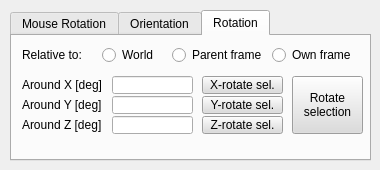
The window that ui/qdlgrotation.ui (CoppeliaRobotics/coppeliaSimLib) describes before a commit, drawn with Qt 5.
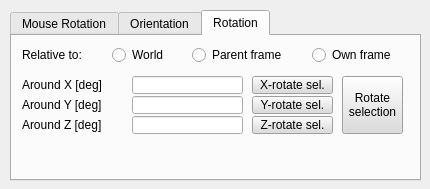
The same window after the commit. The open tabs and pages were chosen to show the change.

What changed in the file:
```diff
--- a/ui/qdlgrotation.ui
+++ b/ui/qdlgrotation.ui
@@ -6,8 +6,8 @@
    <rect>
     <x>0</x>
     <y>0</y>
-    <width>380</width>
-    <height>170</height>
+    <width>430</width>
+    <height>189</height>
    </rect>
   </property>
   <property name="windowTitle">
@@ -21,8 +21,8 @@
     <rect>
      <x>10</x>
      <y>10</y>
-     <width>361</width>
-     <height>151</height>
+     <width>411</width>
+     <height>171</height>
     </rect>
    </property>
    <property name="currentIndex">
@@ -779,9 +779,9 @@
     <widget class="QLineEdit" name="qqTransfAlpha">
      <property name="geometry">
       <rect>
-       <x>100</x>
+       <x>120</x>
        <y>40</y>
-       <width>81</width>
+       <width>111</width>
        <height>18</height>
       </rect>
      </property>
@@ -791,7 +791,7 @@
       <rect>
        <x>10</x>
        <y>60</y>
-       <width>91</width>
+       <width>111</width>
        <height>18</height>
       </rect>
      </property>
@@ -804,7 +804,7 @@
       <rect>
        <x>10</x>
        <y>10</y>
-       <width>81</width>
+       <width>91</width>
        <height>18</height>
       </rect>
      </property>
@@ -815,7 +815,7 @@
     <widget class="QRadioButton" name="qqTransfWorld">
      <property name="geometry">
       <rect>
-       <x>90</x>
+       <x>100</x>
        <y>10</y>
        <width>71</width>
        <height>18</height>
@@ -834,9 +834,9 @@
     <widget class="QToolButton" name="qqTransfApplyOr">
      <property name="geometry">
       <rect>
-       <x>280</x>
+       <x>330</x>
        <y>40</y>
-       <width>71</width>
+       <width>61</width>
        <height>58</height>
       </rect>
      </property>
@@ -978,6 +978,15 @@
           </color>
          </brush>
         </colorrole>
+        <colorrole role="PlaceholderText">
+         <brush brushstyle="NoBrush">
+          <color alpha="128">
+           <red>0</red>
+           <green>0</green>
+           <blue>0</blue>
+          </color>
+         </brush>
+        </colorrole>
        </active>
        <inactive>
         <colorrole role="WindowText">
@@ -1115,6 +1124,15 @@
           </color>
          </brush>
         </colorrole>
+        <colorrole role="PlaceholderText">
+         <brush brushstyle="NoBrush">
+          <color alpha="128">
+           <red>0</red>
+           <green>0</green>
+           <blue>0</blue>
+          </color>
+         </brush>
+        </colorrole>
        </inactive>
        <disabled>
         <colorrole role="WindowText">
@@ -1252,6 +1270,15 @@
           </color>
          </brush>
         </colorrole>
+        <colorrole role="PlaceholderText">
+         <brush brushstyle="NoBrush">
+          <color alpha="128">
+           <red>0</red>
+           <green>0</green>
+           <blue>0</blue>
+          </color>
+         </brush>
+        </colorrole>
        </disabled>
       </palette>
      </property>
@@ -1266,9 +1293,9 @@
     <widget class="QRadioButton" name="qqTransfOwn">
      <property name="geometry">
       <rect>
-       <x>260</x>
+       <x>300</x>
        <y>10</y>
-       <width>91</width>
+       <width>101</width>
        <height>18</height>
       </rect>
      </property>
@@ -1285,9 +1312,9 @@
     <widget class="QRadioButton" name="qqTransfParent">
      <property name="geometry">
       <rect>
-       <x>160</x>
+       <x>180</x>
        <y>10</y>
-       <width>101</width>
+       <width>111</width>
        <height>18</height>
       </rect>
      </property>
@@ -1306,7 +1333,7 @@
       <rect>
        <x>10</x>
        <y>40</y>
-       <width>91</width>
+       <width>111</width>
        <height>18</height>
       </rect>
      </property>
@@ -1319,7 +1346,7 @@
       <rect>
        <x>10</x>
        <y>80</y>
-       <width>91</width>
+       <width>111</width>
        <height>18</height>
       </rect>
      </property>
@@ -1330,9 +1357,9 @@
     <widget class="QLineEdit" name="qqTransfGamma">
      <property name="geometry">
       <rect>
-       <x>100</x>
+       <x>120</x>
        <y>80</y>
-       <width>81</width>
+       <width>111</width>
        <height>18</height>
       </rect>
      </property>
@@ -1340,9 +1367,9 @@
     <widget class="QLineEdit" name="qqTransfBeta">
      <property name="geometry">
       <rect>
-       <x>100</x>
+       <x>120</x>
        <y>60</y>
-       <width>81</width>
+       <width>111</width>
        <height>18</height>
       </rect>
      </property>
@@ -1350,7 +1377,7 @@
     <widget class="QToolButton" name="qqTransfApplyOrX">
      <property name="geometry">
       <rect>
-       <x>190</x>
+       <x>240</x>
        <y>40</y>
        <width>81</width>
        <height>18</height>
@@ -1494,6 +1521,15 @@
           </color>
          </brush>
         </colorrole>
+        <colorrole role="PlaceholderText">
+         <brush brushstyle="NoBrush">
+          <color alpha="128">
+           <red>0</red>
+           <green>0</green>
+           <blue>0</blue>
+          </color>
+         </brush>
+        </colorrole>
        </active>
        <inactive>
         <colorrole role="WindowText">
@@ -1631,6 +1667,15 @@
           </color>
          </brush>
         </colorrole>
+        <colorrole role="PlaceholderText">
+         <brush brushstyle="NoBrush">
+          <color alpha="128">
+           <red>0</red>
+           <green>0</green>
+           <blue>0</blue>
+          </color>
+         </brush>
+        </colorrole>
        </inactive>
        <disabled>
         <colorrole role="WindowText">
@@ -1768,6 +1813,15 @@
           </color>
          </brush>
         </colorrole>
+        <colorrole role="PlaceholderText">
+         <brush brushstyle="NoBrush">
+          <color alpha="128">
+           <red>0</red>
+           <green>0</green>
+           <blue>0</blue>
+          </color>
+         </brush>
+        </colorrole>
        </disabled>
       </palette>
      </property>
@@ -1781,7 +1835,7 @@
     <widget class="QToolButton" name="qqTransfApplyOrY">
      <property name="geometry">
       <rect>
-       <x>190</x>
+       <x>240</x>
        <y>60</y>
        <width>81</width>
        <height>18</height>
@@ -1925,6 +1979,15 @@
           </color>
          </brush>
         </colorrole>
+        <colorrole role="PlaceholderText">
+         <brush brushstyle="NoBrush">
+          <color alpha="128">
+           <red>0</red>
+           <green>0</green>
+           <blue>0</blue>
+          </color>
+         </brush>
+        </colorrole>
        </active>
        <inactive>
         <colorrole role="WindowText">
@@ -2062,6 +2125,15 @@
           </color>
          </brush>
         </colorrole>
+        <colorrole role="PlaceholderText">
+         <brush brushstyle="NoBrush">
+          <color alpha="128">
+           <red>0</red>
+           <green>0</green>
+           <blue>0</blue>
+          </color>
+         </brush>
+        </colorrole>
        </inactive>
        <disabled>
         <colorrole role="WindowText">
@@ -2199,6 +2271,15 @@
           </color>
          </brush>
         </colorrole>
+        <colorrole role="PlaceholderText">
+         <brush brushstyle="NoBrush">
+          <color alpha="128">
+           <red>0</red>
+           <green>0</green>
+           <blue>0</blue>
+          </color>
+         </brush>
+        </colorrole>
        </disabled>
       </palette>
      </property>
@@ -2212,7 +2293,7 @@
     <widget class="QToolButton" name="qqTransfApplyOrZ">
      <property name="geometry">
       <rect>
-       <x>190</x>
+       <x>240</x>
        <y>80</y>
        <width>81</width>
        <height>18</height>
@@ -2356,6 +2437,15 @@
           </color>
          </brush>
         </colorrole>
+        <colorrole role="PlaceholderText">
+         <brush brushstyle="NoBrush">
+          <color alpha="128">
+           <red>0</red>
+           <green>0</green>
+           <blue>0</blue>
+          </color>
+         </brush>
+        </colorrole>
        </active>
        <inactive>
         <colorrole role="WindowText">
@@ -2493,6 +2583,15 @@
           </color>
          </brush>
         </colorrole>
+        <colorrole role="PlaceholderText">
+         <brush brushstyle="NoBrush">
+          <color alpha="128">
+           <red>0</red>
+           <green>0</green>
+           <blue>0</blue>
+          </color>
+         </brush>
+        </colorrole>
        </inactive>
        <disabled>
         <colorrole role="WindowText">
@@ -2630,6 +2729,15 @@
           </color>
          </brush>
         </colorrole>
+        <colorrole role="PlaceholderText">
+         <brush brushstyle="NoBrush">
+          <color alpha="128">
+           <red>0</red>
+           <green>0</green>
+           <blue>0</blue>
+          </color>
+         </brush>
+        </colorrole>
        </disabled>
       </palette>
      </property>
```
Left out of the diff: 91 changed lines with no effect on the pictures.
